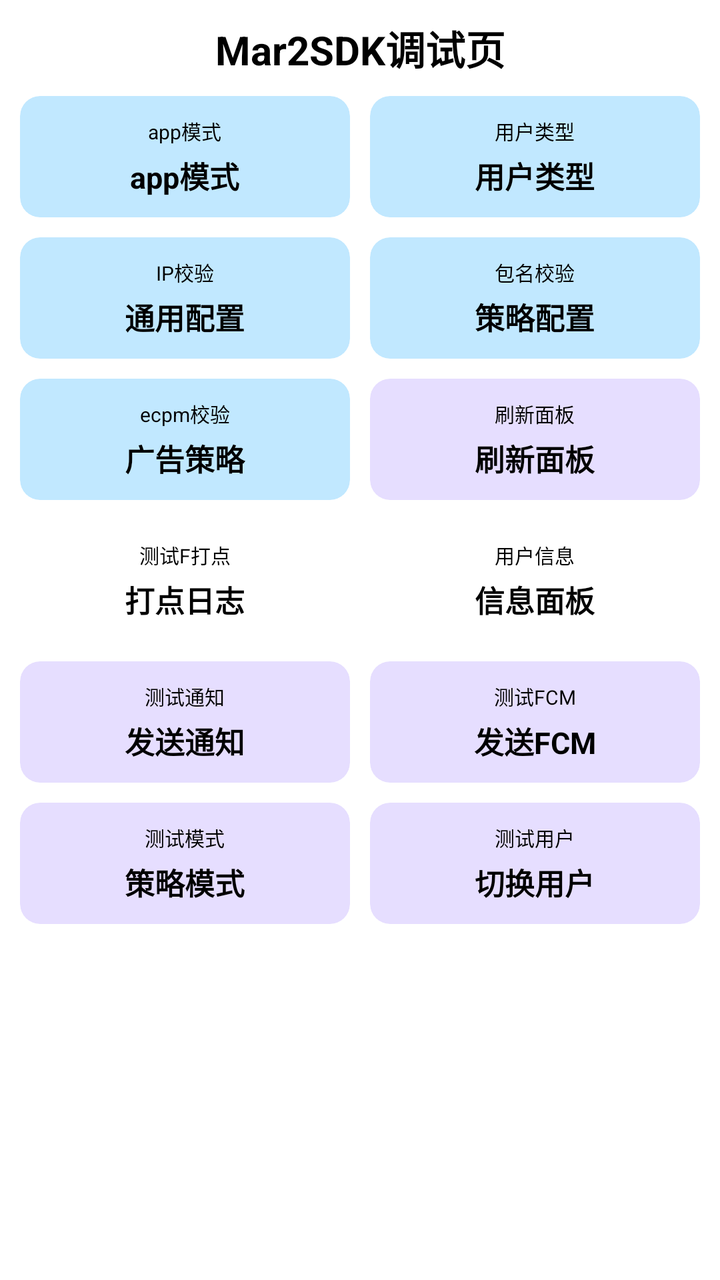
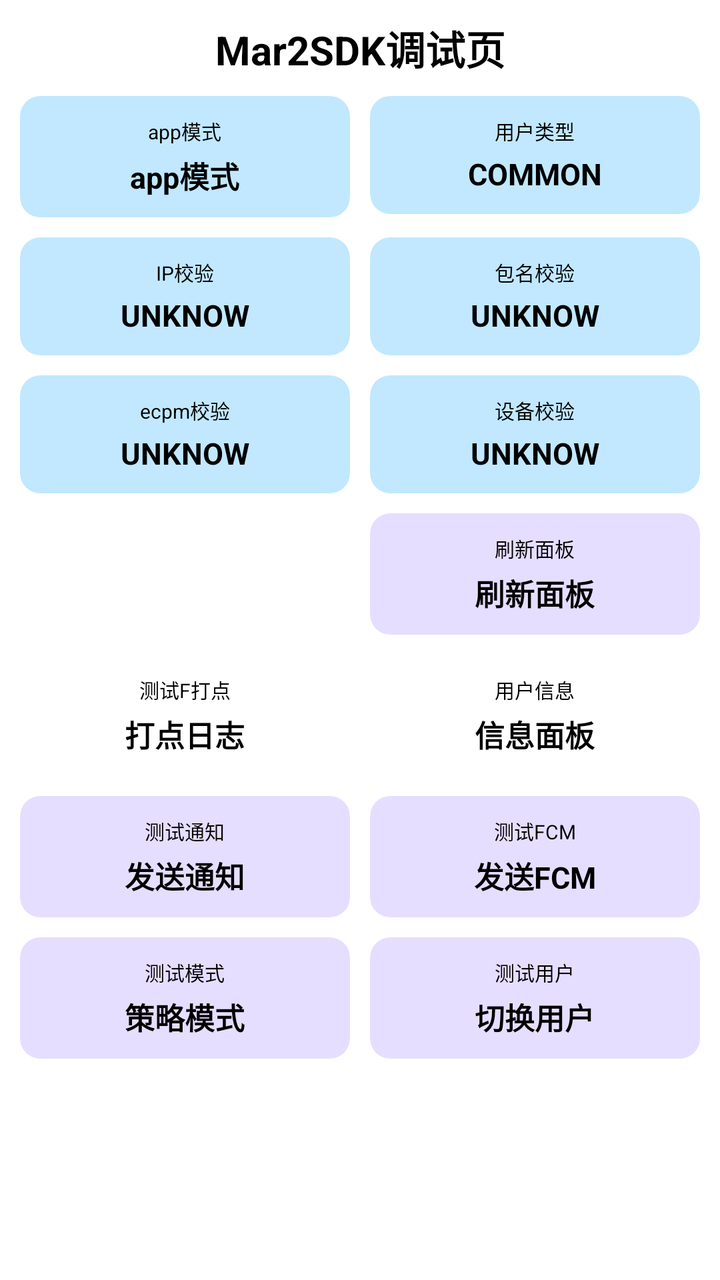

Compare the two renders of this Android layout. The source of the first and the diff that turns it into the second are given below.
<!-- AndroidManifest.xml: another module's application theme Theme.Mar2SDK -->
<!-- res/layout/activity_debug.xml -->
<?xml version="1.0" encoding="utf-8"?>
<LinearLayout
    xmlns:android="http://schemas.android.com/apk/res/android"
    xmlns:app="http://schemas.android.com/apk/res-auto"
    xmlns:tools="http://schemas.android.com/tools"
    android:id="@+id/main"
    android:orientation="vertical"
    android:background="@android:color/background_light"
    android:layout_width="match_parent"
    android:layout_height="match_parent"
    tools:context=".DebugActivity">

    <TextView
        android:text="Mar2SDK调试页"
        android:textSize="20sp"
        android:textStyle="bold"
        android:textColor="@android:color/black"
        android:gravity="center"
        android:layout_width="match_parent"
        android:layout_height="48dp"/>

    <LinearLayout
        android:orientation="horizontal"
        android:paddingHorizontal="10dp"
        android:layout_width="match_parent"
        android:layout_height="wrap_content">
        <androidx.cardview.widget.CardView
            app:cardCornerRadius="10dp"
            app:cardElevation="0dp"
            app:cardBackgroundColor="@android:color/system_accent1_100"
            android:layout_weight="1"
            android:layout_width="match_parent"
            android:layout_height="wrap_content">
            <LinearLayout
                android:padding="10dp"
                android:orientation="vertical"
                android:layout_width="match_parent"
                android:layout_height="match_parent">
                <TextView
                    android:text="app模式"
                    android:textColor="@android:color/black"
                    android:textSize="10sp"
                    android:gravity="center"
                    android:layout_width="match_parent"
                    android:layout_height="wrap_content"/>
                <TextView
                    android:id="@+id/app_mod"
                    android:layout_marginTop="4dp"
                    android:text="app模式"
                    android:textStyle="bold"
                    android:textColor="@android:color/black"
                    android:textSize="15sp"
                    android:gravity="center"
                    android:layout_width="match_parent"
                    android:layout_height="wrap_content"/>
            </LinearLayout>
        </androidx.cardview.widget.CardView>

        <View
            android:layout_width="10dp"
            android:layout_height="0dp"/>

        <androidx.cardview.widget.CardView
            app:cardCornerRadius="10dp"
            app:cardElevation="0dp"
            app:cardBackgroundColor="@android:color/system_accent1_100"
            android:layout_weight="1"
            android:layout_width="match_parent"
            android:layout_height="wrap_content">
            <LinearLayout
                android:padding="10dp"
                android:orientation="vertical"
                android:layout_width="match_parent"
                android:layout_height="match_parent">
                <TextView
                    android:text="用户类型"
                    android:textColor="@android:color/black"
                    android:textSize="10sp"
                    android:gravity="center"
                    android:layout_width="match_parent"
                    android:layout_height="wrap_content"/>
                <TextView
                    android:id="@+id/user_type"
                    android:layout_marginTop="4dp"
                    android:text="用户类型"
                    android:textStyle="bold"
                    android:textColor="@android:color/black"
                    android:textSize="15sp"
                    android:gravity="center"
                    android:layout_width="match_parent"
                    android:layout_height="wrap_content"/>
            </LinearLayout>
        </androidx.cardview.widget.CardView>
    </LinearLayout>

    <LinearLayout
        android:orientation="horizontal"
        android:layout_marginTop="10dp"
        android:paddingHorizontal="10dp"
        android:layout_width="match_parent"
        android:layout_height="wrap_content">
        <androidx.cardview.widget.CardView
            app:cardCornerRadius="10dp"
            app:cardElevation="0dp"
            app:cardBackgroundColor="@android:color/system_accent1_100"
            android:layout_weight="1"
            android:layout_width="match_parent"
            android:layout_height="wrap_content">
            <LinearLayout
                android:padding="10dp"
                android:orientation="vertical"
                android:layout_width="match_parent"
                android:layout_height="match_parent">
                <TextView
                    android:text="IP校验"
                    android:textColor="@android:color/black"
                    android:textSize="10sp"
                    android:gravity="center"
                    android:layout_width="match_parent"
                    android:layout_height="wrap_content"/>
                <TextView
                    android:id="@+id/risk_ip"
                    android:layout_marginTop="4dp"
                    android:text="通用配置"
                    android:textStyle="bold"
                    android:textColor="@android:color/black"
                    android:textSize="15sp"
                    android:gravity="center"
                    android:layout_width="match_parent"
                    android:layout_height="wrap_content"/>
            </LinearLayout>
        </androidx.cardview.widget.CardView>

        <View
            android:layout_width="10dp"
            android:layout_height="0dp"/>

        <androidx.cardview.widget.CardView
            app:cardCornerRadius="10dp"
            app:cardElevation="0dp"
            app:cardBackgroundColor="@android:color/system_accent1_100"
            android:layout_weight="1"
            android:layout_width="match_parent"
            android:layout_height="wrap_content">
            <LinearLayout
                android:padding="10dp"
                android:orientation="vertical"
                android:layout_width="match_parent"
                android:layout_height="match_parent">
                <TextView
                    android:text="包名校验"
                    android:textColor="@android:color/black"
                    android:textSize="10sp"
                    android:gravity="center"
                    android:layout_width="match_parent"
                    android:layout_height="wrap_content"/>
                <TextView
                    android:id="@+id/risk_package"
                    android:layout_marginTop="4dp"
                    android:text="策略配置"
                    android:textStyle="bold"
                    android:textColor="@android:color/black"
                    android:textSize="15sp"
                    android:gravity="center"
                    android:layout_width="match_parent"
                    android:layout_height="wrap_content"/>
            </LinearLayout>
        </androidx.cardview.widget.CardView>
    </LinearLayout>

    <LinearLayout
        android:orientation="horizontal"
        android:layout_marginTop="10dp"
        android:paddingHorizontal="10dp"
        android:layout_width="match_parent"
        android:layout_height="wrap_content">
        <androidx.cardview.widget.CardView
            app:cardCornerRadius="10dp"
            app:cardElevation="0dp"
            app:cardBackgroundColor="@android:color/system_accent1_100"
            android:layout_weight="1"
            android:layout_width="match_parent"
            android:layout_height="wrap_content">
            <LinearLayout
                android:padding="10dp"
                android:orientation="vertical"
                android:layout_width="match_parent"
                android:layout_height="match_parent">
                <TextView
                    android:text="ecpm校验"
                    android:textColor="@android:color/black"
                    android:textSize="10sp"
                    android:gravity="center"
                    android:layout_width="match_parent"
                    android:layout_height="wrap_content"/>
                <TextView
                    android:id="@+id/ecpm_type"
                    android:layout_marginTop="4dp"
                    android:text="广告策略"
                    android:textStyle="bold"
                    android:textColor="@android:color/black"
                    android:textSize="15sp"
                    android:gravity="center"
                    android:layout_width="match_parent"
                    android:layout_height="wrap_content"/>
            </LinearLayout>
        </androidx.cardview.widget.CardView>

        <View
            android:layout_width="10dp"
            android:layout_height="0dp"/>

        <androidx.cardview.widget.CardView
            android:id="@+id/refresh_btn"
            app:cardCornerRadius="10dp"
            app:cardElevation="0dp"
            app:cardBackgroundColor="@android:color/system_accent3_100"
            android:layout_weight="1"
            android:layout_width="match_parent"
            android:layout_height="wrap_content">
            <LinearLayout
                android:padding="10dp"
                android:orientation="vertical"
                android:layout_width="match_parent"
                android:layout_height="match_parent">
                <TextView
                    android:text="刷新面板"
                    android:textColor="@android:color/black"
                    android:textSize="10sp"
                    android:gravity="center"
                    android:layout_width="match_parent"
                    android:layout_height="wrap_content"/>
                <TextView
                    android:layout_marginTop="4dp"
                    android:text="刷新面板"
                    android:textStyle="bold"
                    android:textColor="@android:color/black"
                    android:textSize="15sp"
                    android:gravity="center"
                    android:layout_width="match_parent"
                    android:layout_height="wrap_content"/>
            </LinearLayout>
        </androidx.cardview.widget.CardView>

    </LinearLayout>
    <LinearLayout
        android:orientation="horizontal"
        android:layout_marginTop="10dp"
        android:paddingHorizontal="10dp"
        android:layout_width="match_parent"
        android:layout_height="wrap_content">
        <androidx.cardview.widget.CardView
            android:id="@+id/send_log"
            app:cardCornerRadius="10dp"
            app:cardElevation="0dp"
            app:cardBackgroundColor="@android:color/system_error_100"
            android:layout_weight="1"
            android:layout_width="match_parent"
            android:layout_height="wrap_content">
            <LinearLayout
                android:padding="10dp"
                android:orientation="vertical"
                android:layout_width="match_parent"
                android:layout_height="match_parent">

                <TextView
                    android:layout_width="match_parent"
                    android:layout_height="wrap_content"
                    android:gravity="center"
                    android:text="测试F打点"
                    android:textColor="@android:color/black"
                    android:textSize="10sp" />

                <TextView
                    android:layout_marginTop="4dp"
                    android:text="打点日志"
                    android:textStyle="bold"
                    android:textColor="@android:color/black"
                    android:textSize="15sp"
                    android:gravity="center"
                    android:layout_width="match_parent"
                    android:layout_height="wrap_content"/>
            </LinearLayout>
        </androidx.cardview.widget.CardView>

        <View
            android:layout_width="10dp"
            android:layout_height="0dp"/>

        <androidx.cardview.widget.CardView
            android:id="@+id/user_info_card"
            app:cardCornerRadius="10dp"
            app:cardElevation="0dp"
            app:cardBackgroundColor="@android:color/system_error_100"
            android:layout_weight="1"
            android:layout_width="match_parent"
            android:layout_height="wrap_content">
            <LinearLayout
                android:padding="10dp"
                android:orientation="vertical"
                android:layout_width="match_parent"
                android:layout_height="match_parent">

                <TextView
                    android:layout_width="match_parent"
                    android:layout_height="wrap_content"
                    android:gravity="center"
                    android:text="用户信息"
                    android:textColor="@android:color/black"
                    android:textSize="10sp" />

                <TextView
                    android:layout_marginTop="4dp"
                    android:text="信息面板"
                    android:textStyle="bold"
                    android:textColor="@android:color/black"
                    android:textSize="15sp"
                    android:gravity="center"
                    android:layout_width="match_parent"
                    android:layout_height="wrap_content"/>
            </LinearLayout>
        </androidx.cardview.widget.CardView>
    </LinearLayout>

    <LinearLayout
        android:orientation="horizontal"
        android:layout_marginTop="10dp"
        android:paddingHorizontal="10dp"
        android:layout_width="match_parent"
        android:layout_height="wrap_content">
        <androidx.cardview.widget.CardView
            android:id="@+id/send_notification"
            app:cardCornerRadius="10dp"
            app:cardElevation="0dp"
            app:cardBackgroundColor="@android:color/system_accent3_100"
            android:layout_weight="1"
            android:layout_width="match_parent"
            android:layout_height="wrap_content">
            <LinearLayout
                android:padding="10dp"
                android:orientation="vertical"
                android:layout_width="match_parent"
                android:layout_height="match_parent">
                <TextView
                    android:text="测试通知"
                    android:textColor="@android:color/black"
                    android:textSize="10sp"
                    android:gravity="center"
                    android:layout_width="match_parent"
                    android:layout_height="wrap_content"/>
                <TextView
                    android:layout_marginTop="4dp"
                    android:text="发送通知"
                    android:textStyle="bold"
                    android:textColor="@android:color/black"
                    android:textSize="15sp"
                    android:gravity="center"
                    android:layout_width="match_parent"
                    android:layout_height="wrap_content"/>
            </LinearLayout>
        </androidx.cardview.widget.CardView>

        <View
            android:layout_width="10dp"
            android:layout_height="0dp"/>

        <androidx.cardview.widget.CardView
            android:id="@+id/send_test_fcm"
            app:cardCornerRadius="10dp"
            app:cardElevation="0dp"
            app:cardBackgroundColor="@android:color/system_accent3_100"
            android:layout_weight="1"
            android:layout_width="match_parent"
            android:layout_height="wrap_content">
            <LinearLayout
                android:padding="10dp"
                android:orientation="vertical"
                android:layout_width="match_parent"
                android:layout_height="match_parent">

                <TextView
                    android:layout_width="match_parent"
                    android:layout_height="wrap_content"
                    android:gravity="center"
                    android:text="测试FCM"
                    android:textColor="@android:color/black"
                    android:textSize="10sp" />

                <TextView
                    android:layout_marginTop="4dp"
                    android:text="发送FCM"
                    android:textStyle="bold"
                    android:textColor="@android:color/black"
                    android:textSize="15sp"
                    android:gravity="center"
                    android:layout_width="match_parent"
                    android:layout_height="wrap_content"/>
            </LinearLayout>
        </androidx.cardview.widget.CardView>
    </LinearLayout>
    <LinearLayout
        android:orientation="horizontal"
        android:layout_marginTop="10dp"
        android:paddingHorizontal="10dp"
        android:layout_width="match_parent"
        android:layout_height="wrap_content">
        <androidx.cardview.widget.CardView
            android:id="@+id/change_test_mod"
            app:cardCornerRadius="10dp"
            app:cardElevation="0dp"
            app:cardBackgroundColor="@android:color/system_accent3_100"
            android:layout_weight="1"
            android:layout_width="match_parent"
            android:layout_height="wrap_content">
            <LinearLayout
                android:padding="10dp"
                android:orientation="vertical"
                android:layout_width="match_parent"
                android:layout_height="match_parent">
                <TextView
                    android:text="测试模式"
                    android:textColor="@android:color/black"
                    android:textSize="10sp"
                    android:gravity="center"
                    android:layout_width="match_parent"
                    android:layout_height="wrap_content"/>
                <TextView
                    android:id="@+id/test_mod_name"
                    android:layout_marginTop="4dp"
                    android:text="策略模式"
                    android:textStyle="bold"
                    android:textColor="@android:color/black"
                    android:textSize="15sp"
                    android:gravity="center"
                    android:layout_width="match_parent"
                    android:layout_height="wrap_content"/>
            </LinearLayout>
        </androidx.cardview.widget.CardView>

        <View
            android:layout_width="10dp"
            android:layout_height="0dp"/>

        <androidx.cardview.widget.CardView
            android:id="@+id/test_user"
            app:cardCornerRadius="10dp"
            app:cardElevation="0dp"
            app:cardBackgroundColor="@android:color/system_accent3_100"
            android:layout_weight="1"
            android:layout_width="match_parent"
            android:layout_height="wrap_content">
            <LinearLayout
                android:padding="10dp"
                android:orientation="vertical"
                android:layout_width="match_parent"
                android:layout_height="match_parent">

                <TextView
                    android:layout_width="match_parent"
                    android:layout_height="wrap_content"
                    android:gravity="center"
                    android:text="测试用户"
                    android:textColor="@android:color/black"
                    android:textSize="10sp" />

                <TextView
                    android:id="@+id/test_user_name"
                    android:layout_marginTop="4dp"
                    android:text="切换用户"
                    android:textStyle="bold"
                    android:textColor="@android:color/black"
                    android:textSize="15sp"
                    android:gravity="center"
                    android:layout_width="match_parent"
                    android:layout_height="wrap_content"/>
            </LinearLayout>
        </androidx.cardview.widget.CardView>
    </LinearLayout>


</LinearLayout>
<!-- resources referenced by this layout -->
<resources>
  <style name="Theme.Mar2SDK" parent="Base.Theme.Mar2SDK" />
  <style name="Base.Theme.Mar2SDK" parent="Theme.Material3.DayNight.NoActionBar">
          
          
      </style>
</resources>

<!-- the commit's change to res/layout/activity_debug.xml (unified diff, before → after) -->
@@ -82,7 +82,7 @@
                 <TextView
                     android:id="@+id/user_type"
                     android:layout_marginTop="4dp"
-                    android:text="用户类型"
+                    android:text="COMMON"
                     android:textStyle="bold"
                     android:textColor="@android:color/black"
                     android:textSize="15sp"
@@ -121,7 +121,7 @@
                 <TextView
                     android:id="@+id/risk_ip"
                     android:layout_marginTop="4dp"
-                    android:text="通用配置"
+                    android:text="UNKNOW"
                     android:textStyle="bold"
                     android:textColor="@android:color/black"
                     android:textSize="15sp"
@@ -157,7 +157,7 @@
                 <TextView
                     android:id="@+id/risk_package"
                     android:layout_marginTop="4dp"
-                    android:text="策略配置"
+                    android:text="UNKNOW"
                     android:textStyle="bold"
                     android:textColor="@android:color/black"
                     android:textSize="15sp"
@@ -196,6 +196,81 @@
                 <TextView
                     android:id="@+id/ecpm_type"
                     android:layout_marginTop="4dp"
+                    android:text="UNKNOW"
+                    android:textStyle="bold"
+                    android:textColor="@android:color/black"
+                    android:textSize="15sp"
+                    android:gravity="center"
+                    android:layout_width="match_parent"
+                    android:layout_height="wrap_content"/>
+            </LinearLayout>
+        </androidx.cardview.widget.CardView>
+
+        <View
+            android:layout_width="10dp"
+            android:layout_height="0dp"/>
+
+        <androidx.cardview.widget.CardView
+            app:cardCornerRadius="10dp"
+            app:cardElevation="0dp"
+            app:cardBackgroundColor="@android:color/system_accent1_100"
+            android:layout_weight="1"
+            android:layout_width="match_parent"
+            android:layout_height="wrap_content">
+            <LinearLayout
+                android:padding="10dp"
+                android:orientation="vertical"
+                android:layout_width="match_parent"
+                android:layout_height="match_parent">
+                <TextView
+                    android:text="设备校验"
+                    android:textColor="@android:color/black"
+                    android:textSize="10sp"
+                    android:gravity="center"
+                    android:layout_width="match_parent"
+                    android:layout_height="wrap_content"/>
+                <TextView
+                    android:id="@+id/risk_device"
+                    android:layout_marginTop="4dp"
+                    android:text="UNKNOW"
+                    android:textStyle="bold"
+                    android:textColor="@android:color/black"
+                    android:textSize="15sp"
+                    android:gravity="center"
+                    android:layout_width="match_parent"
+                    android:layout_height="wrap_content"/>
+            </LinearLayout>
+        </androidx.cardview.widget.CardView>
+
+    </LinearLayout>
+    <LinearLayout
+        android:orientation="horizontal"
+        android:layout_marginTop="10dp"
+        android:paddingHorizontal="10dp"
+        android:layout_width="match_parent"
+        android:layout_height="wrap_content">
+        <androidx.cardview.widget.CardView
+            android:visibility="invisible"
+            app:cardCornerRadius="10dp"
+            app:cardElevation="0dp"
+            app:cardBackgroundColor="@android:color/system_accent1_100"
+            android:layout_weight="1"
+            android:layout_width="match_parent"
+            android:layout_height="wrap_content">
+            <LinearLayout
+                android:padding="10dp"
+                android:orientation="vertical"
+                android:layout_width="match_parent"
+                android:layout_height="match_parent">
+                <TextView
+                    android:text="ecpm校验"
+                    android:textColor="@android:color/black"
+                    android:textSize="10sp"
+                    android:gravity="center"
+                    android:layout_width="match_parent"
+                    android:layout_height="wrap_content"/>
+                <TextView
+                    android:layout_marginTop="4dp"
                     android:text="广告策略"
                     android:textStyle="bold"
                     android:textColor="@android:color/black"
